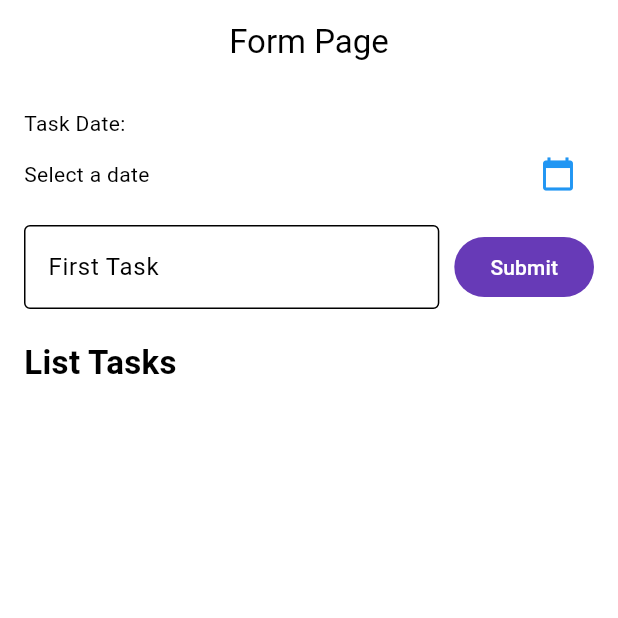
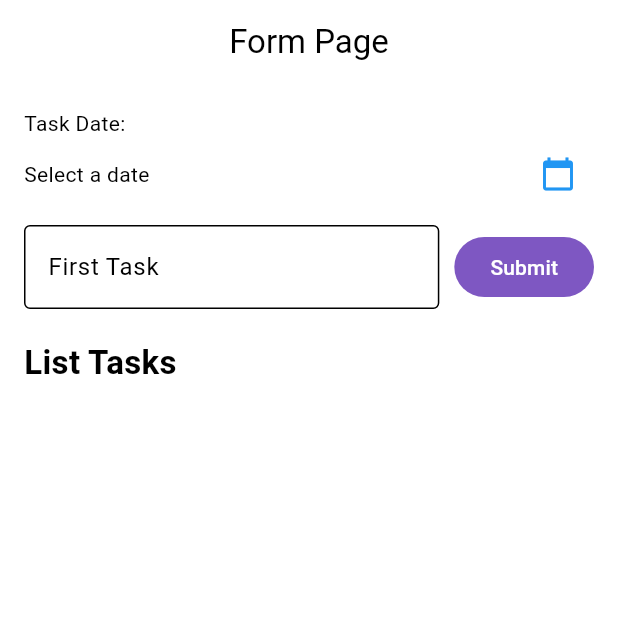
Before and after one commit to isro24/TodoApp_0047, a Flutter app: the screen it shows after launch, on a phone screen of 412 x 824 dp, the top half of it. Run offline on Flutter 3.47's test engine with Material 3 defaults, Android fonts, the phone set to English and light mode, and no system bars.

Commit message:
Membuat customColor untuk text, checkbox, button dan border

```diff
--- a/lib/form_page.dart
+++ b/lib/form_page.dart
@@ -15,6 +15,7 @@ class _FormPageState extends State<FormPage> {
   final List<Map<String, dynamic>> tasks = [];
   DateTime? selectedDate;
   bool isDateValid = true;
+  final Color customColor = Colors.deepPurple[400]!;
 
   void showDateTimePicker() {
     showCupertinoModalPopup(
@@ -178,9 +179,13 @@ class _FormPageState extends State<FormPage> {
                           hintText: "Enter your First Task",
                           hintStyle: TextStyle(color: Colors.grey),
                           border: OutlineInputBorder(
-                            borderRadius: BorderRadius.circular(4),
-                            borderSide: const BorderSide(color: Colors.deepPurple)
-                          )
+                          borderRadius: BorderRadius.circular(4),
+                          borderSide: BorderSide(color: Colors.grey),
+                        ),
+                        focusedBorder: OutlineInputBorder(
+                          borderRadius: BorderRadius.circular(4),
+                          borderSide: BorderSide(color: customColor, width: 2),
+                        ),
                         ),
                         validator: (value) {
                           if (value == null || value.isEmpty){
@@ -194,7 +199,7 @@ class _FormPageState extends State<FormPage> {
                     FilledButton(
                       onPressed: addTask,
                       style: FilledButton.styleFrom(
-                        backgroundColor: Colors.deepPurple[500]
+                        backgroundColor: customColor
                       ),
                       child: const Text("Submit"),
                     )
@@ -239,6 +244,13 @@ class _FormPageState extends State<FormPage> {
                                 tasks[index]["done"] = value;
                               });
                             },
+                            fillColor: WidgetStateProperty.resolveWith((states) {
+                            if (states.contains(WidgetState.selected)) {
+                              return customColor;
+                            }
+                            return Colors.white;
+                          }),
+                          checkColor: Colors.white,
                           )
                         ),
                       );
```
